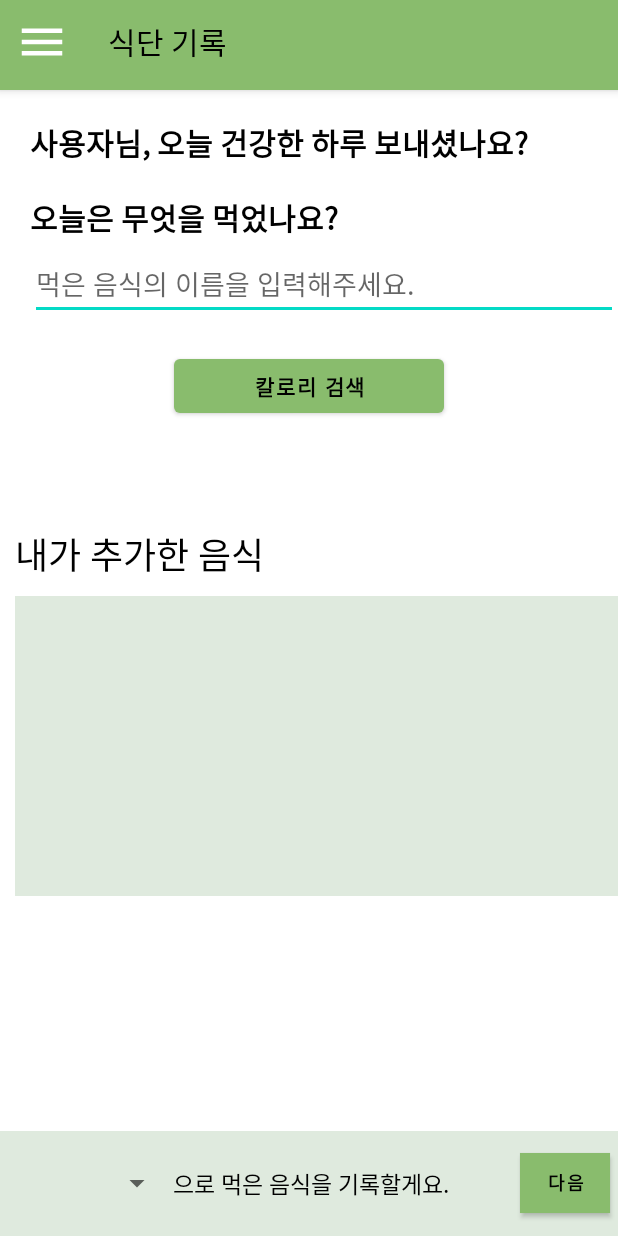
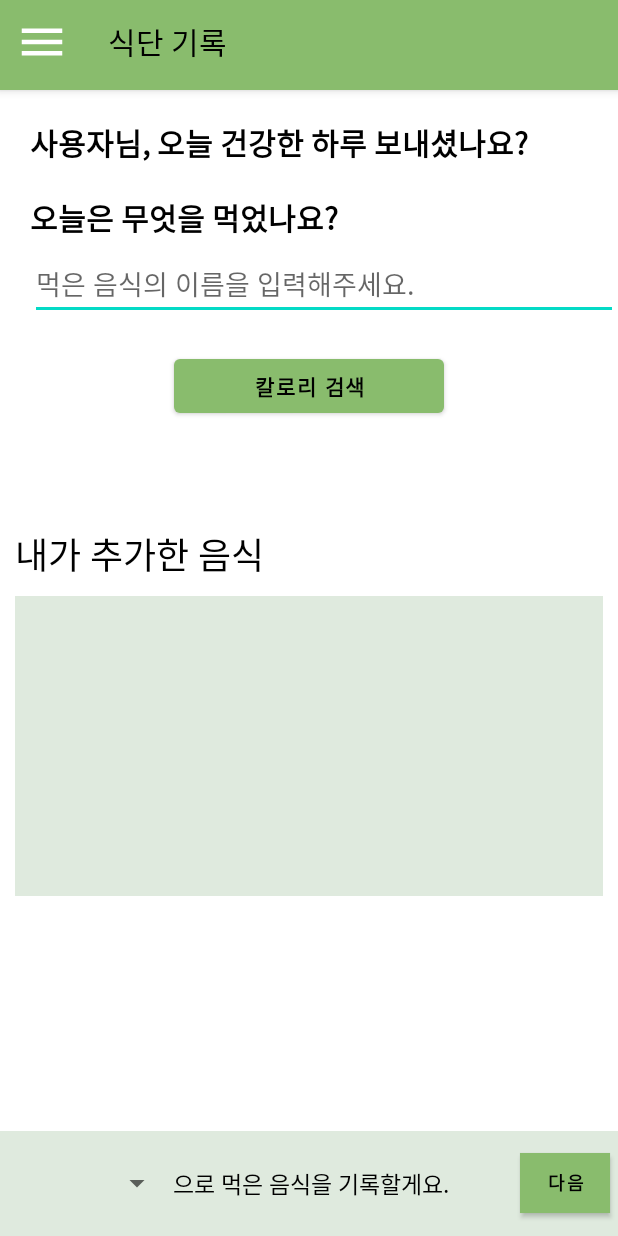
Before and after one commit to happysungb/MyDay, an Android app: the MainActivity screen opened directly, with no data from a screen before it, on a phone screen of 412 x 824 dp. Run offline under Robolectric (Android 15) with nearby library versions, the phone set to English and light mode, and no system bars; our stand-ins replace Firebase (no records; nobody signed in at launch, a user with empty details on screens opened directly); 1 statement that could not run was skipped.

Commit message:
main page ui 조금 수정

```diff
--- a/app/src/main/res/layout/activity_main.xml
+++ b/app/src/main/res/layout/activity_main.xml
@@ -76,9 +76,7 @@
                 android:layout_width="match_parent"
                 android:layout_height="200dp"
                 android:background="@color/background"
-                android:layout_marginTop="10dp"
-                android:layout_marginStart="10dp"
-                android:layout_marginRight="10dp">
+                android:layout_margin="10dp">
             </androidx.recyclerview.widget.RecyclerView>
         </LinearLayout>
 
@@ -86,7 +84,7 @@
             android:layout_width="match_parent"
             android:layout_height="70dp"
             android:orientation="horizontal"
-            android:layout_marginTop="30dp"
+            android:layout_marginTop="20dp"
             android:background="@color/background">
             <Spinner
                 android:id="@+id/spinner"
```
